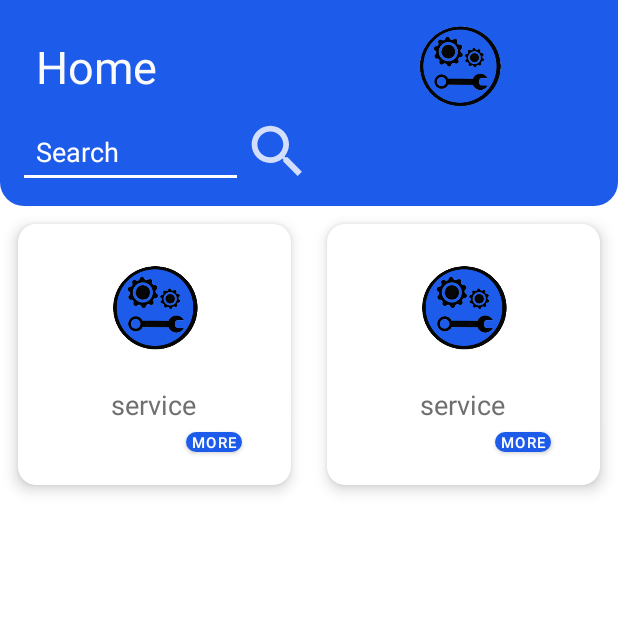
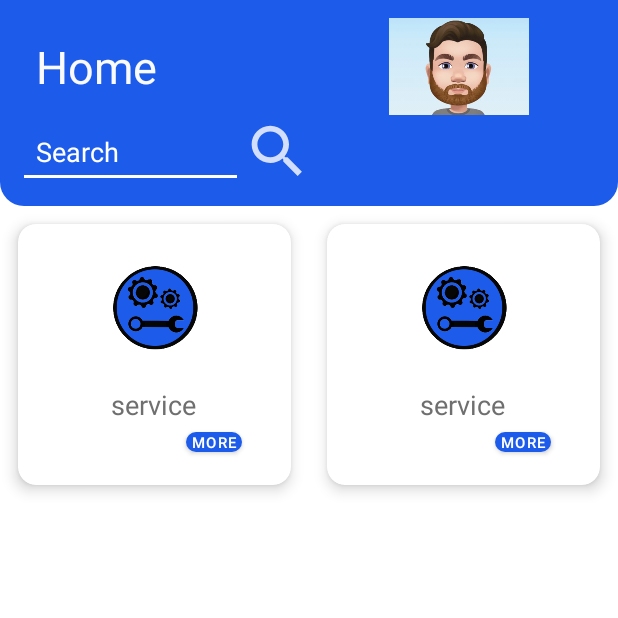
Before and after one commit to Abiree/Khadamat, an Android app: the HomeActivity screen opened directly, with no data from a screen before it, on a phone screen of 412 x 824 dp, the top half of it. Run offline under Robolectric (Android 15) with nearby library versions, the phone set to English and light mode, and no system bars.

Commit message:
merge yassine chouaib

```diff
--- a/app/src/main/java/com/example/khadamat/CreateService/CreateService.java
+++ b/app/src/main/java/com/example/khadamat/CreateService/CreateService.java
@@ -55,7 +55,6 @@ public class CreateService extends AppCompatActivity {
     }
 
     public void gomain(View view) {
-
         String full_name= (String) extra.get("username");
         String email=extra.getString("email");
         String Password=extra.getString("password");
--- a/app/src/main/res/layout/activity_home.xml
+++ b/app/src/main/res/layout/activity_home.xml
@@ -36,8 +36,10 @@
               android:layout_width="0dp"
               android:layout_height="match_parent"
               android:layout_weight="1"
-              app:srcCompat="@drawable/logo_2"
-              android:contentDescription="@string/img_desc_avatar" />
+              android:contentDescription="@string/img_desc_avatar"
+              android:onClick="goprofile"
+              app:srcCompat="@drawable/profile_img"
+              />
 
       </LinearLayout>
 
--- a/app/src/main/res/layout/activity_profile.xml
+++ b/app/src/main/res/layout/activity_profile.xml
@@ -133,7 +133,7 @@
                 style="@style/StyleProfileValues"
                 android:layout_height="87dp"
                 android:paddingRight="40dp"
-                android:text="@string/description" />
+                android:text="@string/descriptionn" />
 
 
         </LinearLayout>
--- a/app/src/main/res/layout/activity_settings.xml
+++ b/app/src/main/res/layout/activity_settings.xml
@@ -46,7 +46,7 @@
             <TextView
                 android:id="@+id/name"
                 android:layout_width="wrap_content"
-                android:layout_height="13dp"
+                android:layout_height="match_parent"
                 android:layout_marginBottom="5dp"
                 android:layout_weight="1"
                 android:text="@string/user_name"
--- a/app/src/main/res/layout/servicee.xml
+++ b/app/src/main/res/layout/servicee.xml
@@ -38,7 +38,8 @@
                         android:layout_width="80dp"
                         android:layout_height="wrap_content"
                         android:contentDescription="@string/img_desc_avatar"
-                        app:srcCompat="@drawable/logo_2" />
+                        android:onClick="goprofile"
+                        app:srcCompat="@drawable/profile_img" />
                 </androidx.cardview.widget.CardView>
 
                 <TextView
```
Also changed, not shown: app/src/main/java/com/example/khadamat/Home/HomeActivity.java (+7 -0 lines), app/src/main/java/com/example/khadamat/service/ServiceActivity.java (+10 -0 lines).
